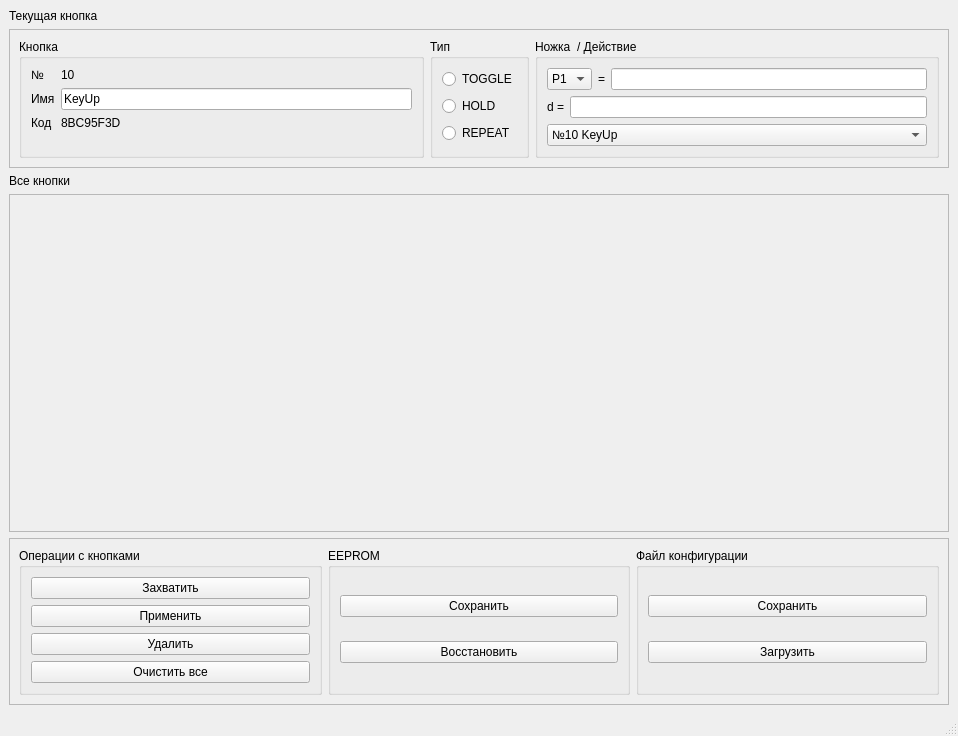
First picture: the form in MainWindow.ui, repository dmokin2022/IRremotePCconfig, before the edit.
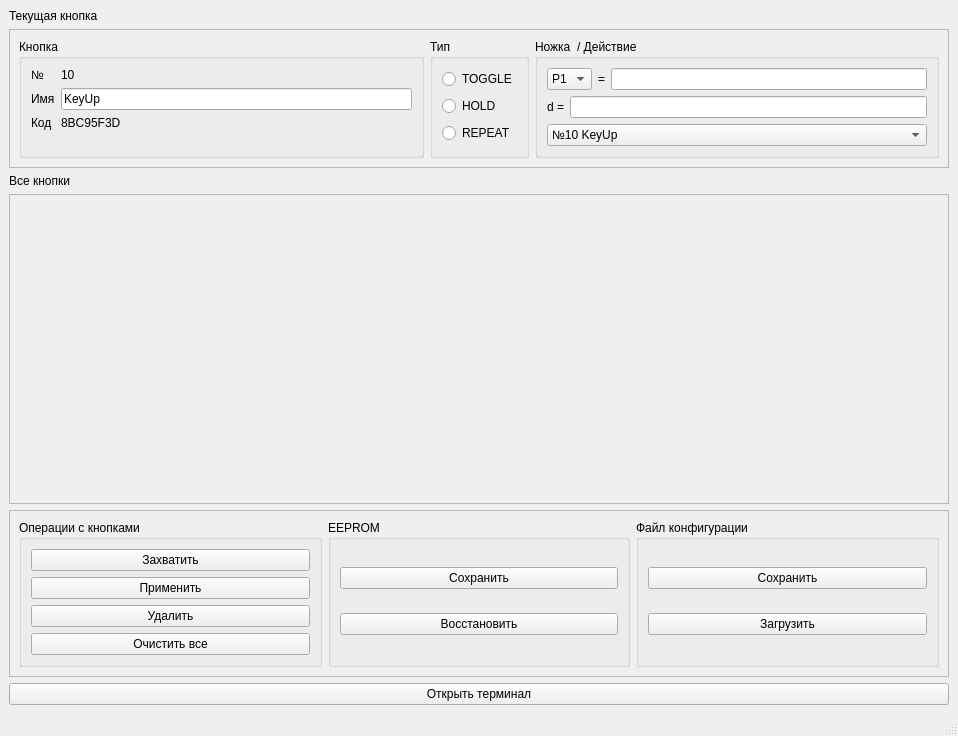
Second picture: the form after the edit.

Commit message: Добавлено окно терминала для отладки

Patch:
```diff
--- a/MainWindow.ui
+++ b/MainWindow.ui
@@ -244,7 +244,7 @@
          <x>0</x>
          <y>0</y>
          <width>934</width>
-         <height>101</height>
+         <height>83</height>
         </rect>
        </property>
        <layout class="QVBoxLayout" name="verticalLayout_9"/>
@@ -346,6 +346,13 @@
       </layout>
      </widget>
     </item>
+    <item>
+     <widget class="QPushButton" name="pushButton">
+      <property name="text">
+       <string>Открыть терминал</string>
+      </property>
+     </widget>
+    </item>
    </layout>
    <zorder>scrollAreaAllKeys</zorder>
    <zorder>frameSingleButtonInfo</zorder>
```
Left out of the diff: 1 changed line with no effect on the pictures. The commit also changes 7 other files.
